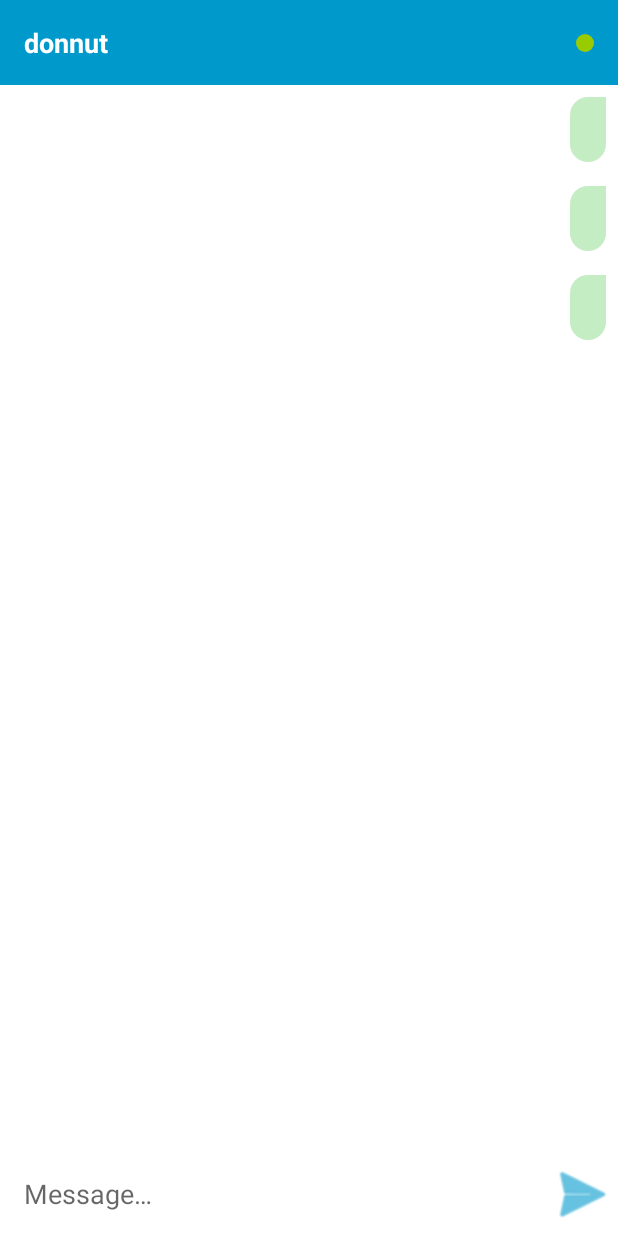
After one commit to fdonnut/Messenger, an Android app: the layout activity_chat.xml on its own in the app's theme, with its tools: preview values and no code run, on a phone screen of 412 x 824 dp. The commit adds this screen. Run offline under Robolectric (Android 15) with nearby library versions, the phone set to English and light mode, and no system bars.

Commit message:
chat activity

```diff
--- a/app/src/main/res/drawable/circle_green.xml
+++ b/app/src/main/res/drawable/circle_green.xml
@@ -2,6 +2,6 @@
 <shape xmlns:android="http://schemas.android.com/apk/res/android"
     android:shape="oval">
 
-    <solid android:color="@android:color/holo_green_dark" />
+    <solid android:color="@android:color/holo_green_light" />
 
 </shape>
--- /dev/null
+++ b/app/src/main/res/drawable/my_message_bg.xml
@@ -0,0 +1,14 @@
+<?xml version="1.0" encoding="utf-8"?>
+<shape xmlns:android="http://schemas.android.com/apk/res/android"
+    android:shape="rectangle">
+    <solid android:color="#C4EDC4" />
+    <corners
+        android:radius="16dp"
+        android:topRightRadius="0dp" />
+    <padding
+        android:bottom="12dp"
+        android:left="12dp"
+        android:right="12dp"
+        android:top="12dp" />
+
+</shape>
--- /dev/null
+++ b/app/src/main/res/layout/activity_chat.xml
@@ -0,0 +1,63 @@
+<?xml version="1.0" encoding="utf-8"?>
+<androidx.constraintlayout.widget.ConstraintLayout xmlns:android="http://schemas.android.com/apk/res/android"
+    xmlns:app="http://schemas.android.com/apk/res-auto"
+    xmlns:tools="http://schemas.android.com/tools"
+    android:layout_width="match_parent"
+    android:layout_height="match_parent"
+    tools:context=".ChatActivity">
+
+    <TextView
+        android:id="@+id/textViewTitle"
+        android:layout_width="match_parent"
+        android:layout_height="wrap_content"
+        android:background="@android:color/holo_blue_dark"
+        android:padding="16dp"
+        android:textColor="@color/white"
+        android:textSize="18sp"
+        android:textStyle="bold"
+        app:layout_constraintTop_toTopOf="parent"
+        tools:text="donnut" />
+
+    <View
+        android:id="@+id/onlineStatus"
+        android:layout_width="12dp"
+        android:layout_height="12dp"
+        android:layout_margin="16dp"
+        app:layout_constraintBottom_toBottomOf="@id/textViewTitle"
+        app:layout_constraintEnd_toEndOf="parent"
+        app:layout_constraintTop_toTopOf="@id/textViewTitle"
+        tools:background="@drawable/circle_green" />
+
+    <androidx.recyclerview.widget.RecyclerView
+        android:id="@+id/recyclerViewMessages"
+        android:layout_width="match_parent"
+        android:layout_height="0dp"
+        app:layoutManager="androidx.recyclerview.widget.LinearLayoutManager"
+        app:layout_constraintBottom_toTopOf="@id/editTextMessage"
+        app:layout_constraintTop_toBottomOf="@id/textViewTitle"
+        tools:listitem="@layout/my_message_item" />
+
+    <EditText
+        android:id="@+id/editTextMessage"
+        android:layout_width="match_parent"
+        android:layout_height="wrap_content"
+        android:background="@color/white"
+        android:hint="@string/message"
+        android:inputType="textMultiLine"
+        android:paddingStart="16dp"
+        android:paddingTop="16dp"
+        android:paddingEnd="48dp"
+        android:paddingBottom="16dp"
+        app:layout_constraintBottom_toBottomOf="parent" />
+
+    <ImageView
+        android:id="@+id/imageViewSendMessage"
+        android:layout_width="48dp"
+        android:layout_height="48dp"
+        app:layout_constraintBottom_toBottomOf="@id/editTextMessage"
+        app:layout_constraintEnd_toEndOf="@id/editTextMessage"
+        app:layout_constraintTop_toTopOf="@id/editTextMessage"
+        app:srcCompat="@android:drawable/ic_menu_send"
+        app:tint="@android:color/holo_blue_dark" />
+
+</androidx.constraintlayout.widget.ConstraintLayout>
--- /dev/null
+++ b/app/src/main/res/layout/my_message_item.xml
@@ -0,0 +1,18 @@
+<?xml version="1.0" encoding="utf-8"?>
+<androidx.constraintlayout.widget.ConstraintLayout xmlns:android="http://schemas.android.com/apk/res/android"
+    xmlns:app="http://schemas.android.com/apk/res-auto"
+    xmlns:tools="http://schemas.android.com/tools"
+    android:layout_width="match_parent"
+    android:layout_height="wrap_content"
+    android:padding="8dp">
+
+    <TextView
+        android:id="@+id/textViewMessage"
+        android:layout_width="wrap_content"
+        android:layout_height="wrap_content"
+        android:background="@drawable/my_message_bg"
+        android:maxWidth="250dp"
+        app:layout_constraintEnd_toEndOf="parent"
+        app:layout_constraintTop_toTopOf="parent"/>
+
+</androidx.constraintlayout.widget.ConstraintLayout>
--- a/app/src/main/res/values/strings.xml
+++ b/app/src/main/res/values/strings.xml
@@ -17,4 +17,5 @@
     <string name="reset_password">Reset password</string>
     <string name="logout">Logout</string>
     <string name="reset_link_sent">The reset link has been successfully sent</string>
+    <string name="message">Message…</string>
 </resources>
```
Also changed, not shown: app/src/main/AndroidManifest.xml (+7 -0 lines), app/src/main/java/com/donnut/messenger/ChatActivity.java (added, +34 -0 lines), app/src/main/res/drawable/other_message_bg.xml (added, +14 -0 lines), app/src/main/res/layout/other_message_item.xml (added, +18 -0 lines).
